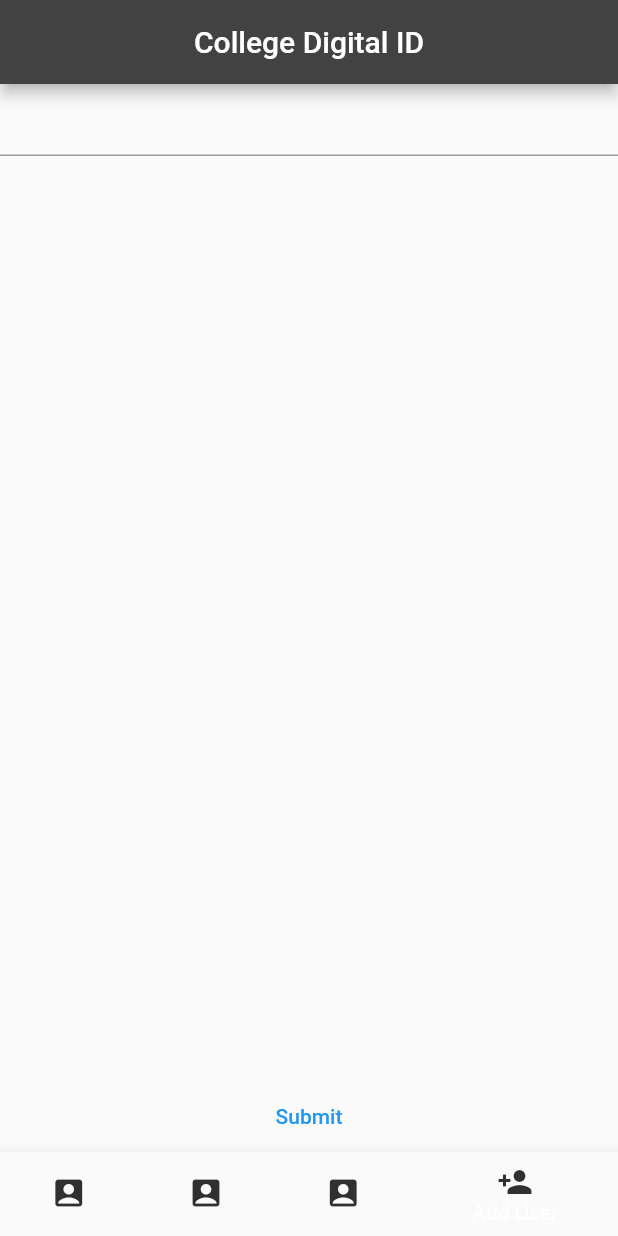
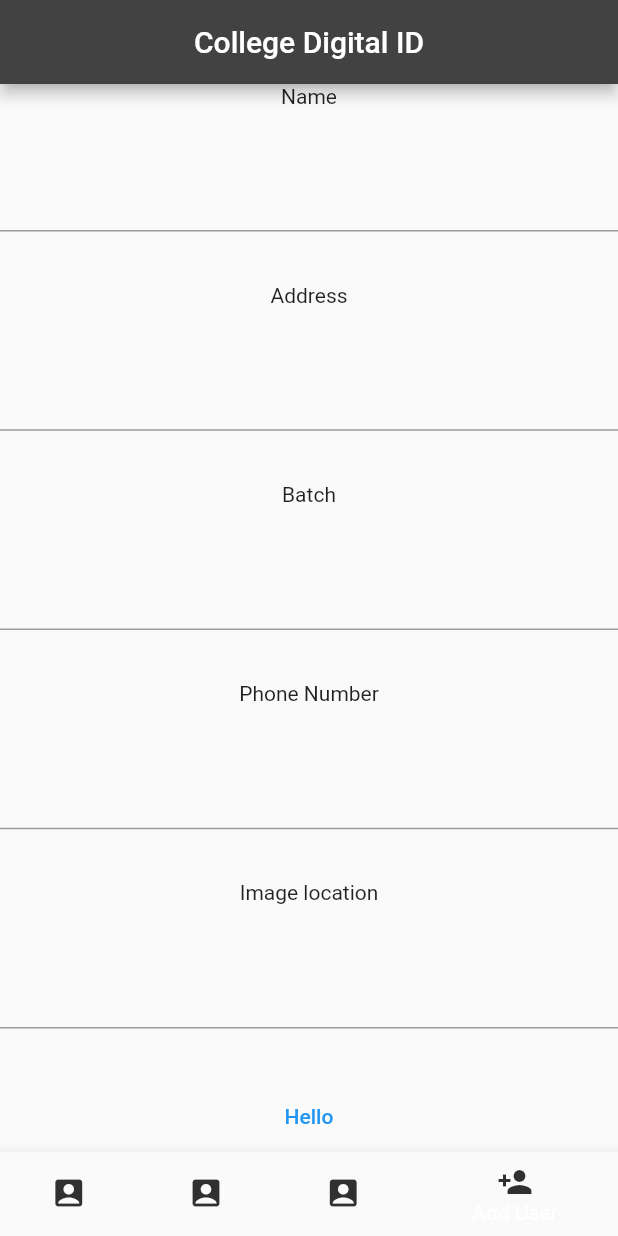
Before and after one commit to ra-jain/idcardflutter, a Flutter app: the screen it shows after launch, swiped to page 4, on a phone screen of 412 x 824 dp. Run offline on Flutter 3.47's test engine with Material 2 defaults, Android fonts, the phone set to English and light mode, and no system bars; accounts and stored records are empty; network calls fail.

Commit message:
Custom id done

```diff
--- a/lib/main.dart
+++ b/lib/main.dart
@@ -39,7 +39,8 @@ var alkiris = Person(
   imagesrc:
       'https://cutewallpaper.org/21/anime-profile-pictures-boy/cartoon-and-anime-profile-pics-toon.pfps-Instagram-Profile-.jpg',
 );
-var arrayofPerson = [rakshit, rain, alkiris];
+var custom;
+var arrayofPerson = [rakshit, rain, alkiris, custom];
 
 class Main extends StatefulWidget {
   //const Main({Key key}) : super(key: key);
@@ -225,9 +226,14 @@ class ProfileCreate extends StatefulWidget {
   _ProfileCreateState createState() => _ProfileCreateState();
 }
 
+String name;
+String address;
+String batch;
+String phoneNumber;
+String imagesrc;
+
 class _ProfileCreateState extends State<ProfileCreate> {
   final _formkey = GlobalKey<FormState>();
-
   @override
   Widget build(BuildContext context) {
     return Container(
@@ -236,22 +242,50 @@ class _ProfileCreateState extends State<ProfileCreate> {
         child: Column(
           mainAxisAlignment: MainAxisAlignment.spaceBetween,
           children: <Widget>[
-            TextFormField(validator: (value) {
-              if (value.isEmpty) {
-                return 'Empty value';
-              }
-              return null;
+            Text('Name'),
+            TextFormField(onSaved: (input) {
+              name = input;
+            }),
+            Text('Address'),
+            TextFormField(onSaved: (input) {
+              address = input;
+            }),
+            Text('Batch'),
+            TextFormField(onSaved: (input) {
+              batch = input;
+            }),
+            Text('Phone Number'),
+            TextFormField(onSaved: (input) {
+              phoneNumber = input;
+            }),
+            Text('Image location'),
+            TextFormField(onSaved: (input) {
+              imagesrc = input;
             }),
             TextButton(
-              onPressed: () {
-                // Validate returns true if the form is valid, otherwise false.
-                if (_formkey.currentState.validate()) {
-                  //   ScaffoldMessenger.of(context)
-                  //       .showSnackBar(SnackBar(content: Text('Processing Data')));
-                }
-              },
-              child: Text('Submit'),
-            )
+                onPressed: () {
+                  _formkey.currentState.save();
+                  custom = Person(
+                      name: name,
+                      address: address,
+                      batch: batch,
+                      phoneNumber: phoneNumber,
+                      imagesrc: imagesrc);
+                  Navigator.push(
+                    context,
+                    new MaterialPageRoute(
+                        builder: (context) => new Scaffold(
+                              body: Profile(
+                                name: custom.name,
+                                address: custom.address,
+                                batch: custom.batch,
+                                phoneNumber: custom.phoneNumber,
+                                imagesrc: custom.imagesrc,
+                              ),
+                            )),
+                  );
+                },
+                child: Text('Hello'))
           ],
         ),
       ),
```
